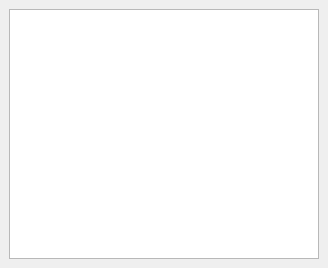
The window that hp_mdiwindow.ui (Indy970/QtHPConnect) describes before a commit, drawn with Qt 5.
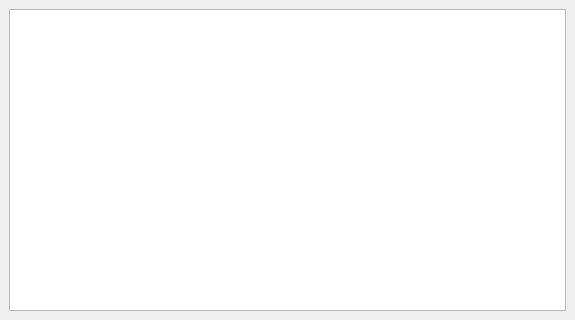
The same window after the commit.

The edit to the form file:
```diff
--- a/hp_mdiwindow.ui
+++ b/hp_mdiwindow.ui
@@ -6,8 +6,8 @@
    <rect>
     <x>0</x>
     <y>0</y>
-    <width>328</width>
-    <height>268</height>
+    <width>575</width>
+    <height>320</height>
    </rect>
   </property>
   <property name="windowTitle">
```
